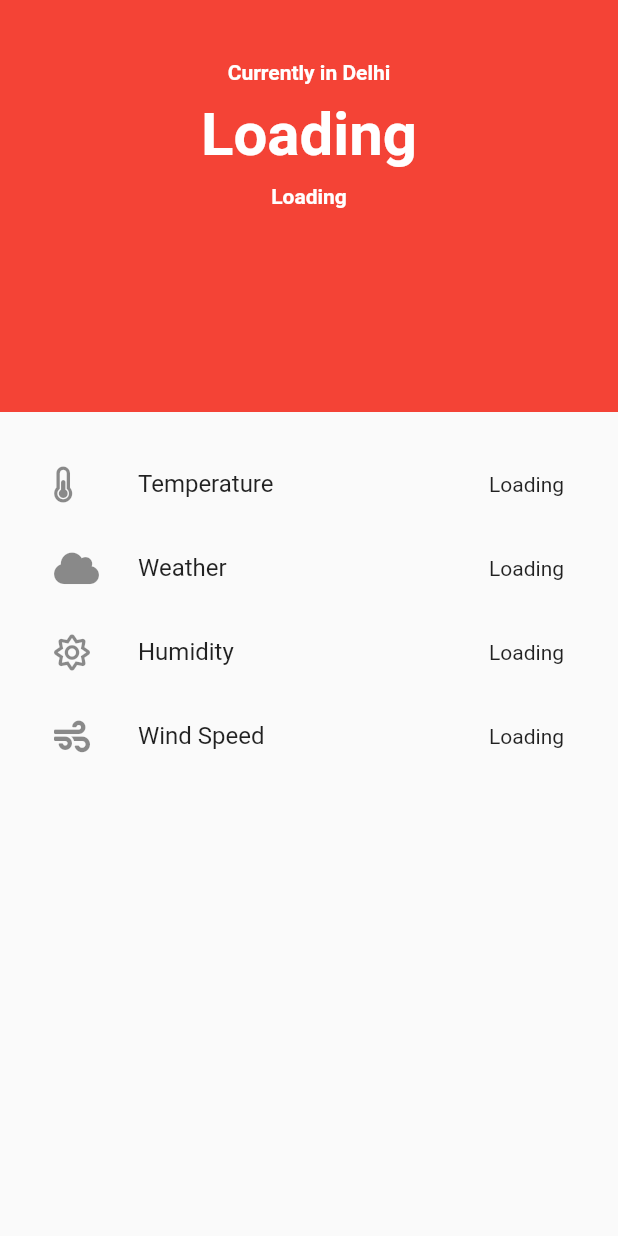
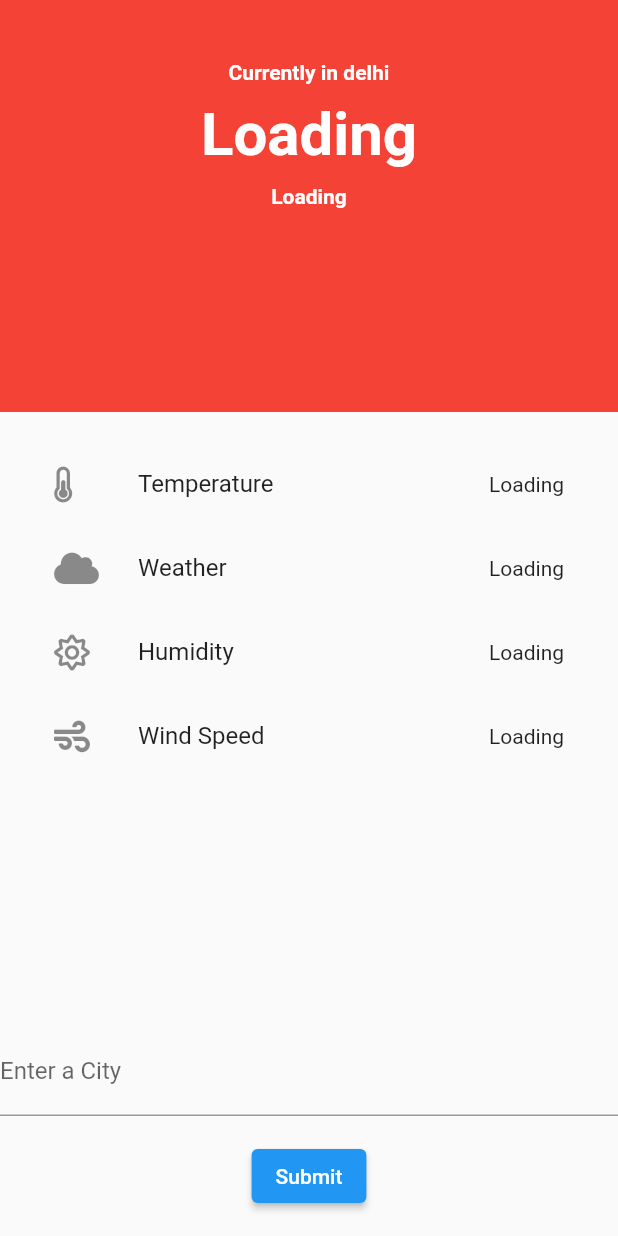
Before and after one commit to PriyanshX1902/WeatherApp, a Flutter app: the screen it shows after launch, on a phone screen of 412 x 824 dp. Run offline on Flutter 3.47's test engine with Material 2 defaults, Android fonts, the phone set to English and light mode, and no system bars; our stand-ins replace font_awesome_flutter; missing offline and left inert: dart:html; network calls fail.

Commit message:
Added Search for City Option

```diff
--- a/lib/main.dart
+++ b/lib/main.dart
@@ -23,10 +23,13 @@ class _HomeState extends State<Home> {
   var currently;
   var description;
   var wind;
+  var city = "delhi";
 
-  Future getWeather() async {
+  Future getWeather(var city) async {
     http.Response response = await http.get(Uri.parse(
-        "http://api.openweathermap.org/data/2.5/weather?q=delhi&units=metric&appid=3aa9f0e85efd351d791bea6e1622b42c"));
+        "http://api.openweathermap.org/data/2.5/weather?q=" +
+            city.toString() +
+            "&units=metric&appid=3aa9f0e85efd351d791bea6e1622b42c"));
     var results = jsonDecode(response.body);
     setState(() {
       this.temp = results['main']['temp'];
@@ -40,8 +43,10 @@ class _HomeState extends State<Home> {
   @override
   void initState() {
     super.initState();
-    this.getWeather();
+    this.getWeather(this.city);
   }
+
+  final _formKey = GlobalKey<FormState>();
 
   @override
   Widget build(BuildContext buildContext) {
@@ -56,7 +61,7 @@ class _HomeState extends State<Home> {
               children: <Widget>[
                 Padding(
                     padding: EdgeInsets.only(top: 40.0, bottom: 10.0),
-                    child: Text("Currently in Delhi",
+                    child: Text("Currently in " + city.toString(),
                         style: TextStyle(
                           color: Colors.white,
                           fontSize: 14.0,
@@ -113,7 +118,34 @@ class _HomeState extends State<Home> {
                 )
               ],
             ),
-          ))
+          )),
+          Form(
+              key: _formKey,
+              child: Column(
+                children: <Widget>[
+                  TextFormField(
+                      onChanged: (text) {
+                        this.city = text;
+                      },
+                      decoration: InputDecoration(
+                          border: UnderlineInputBorder(),
+                          labelText: "Enter a City"),
+                      validator: (value) {
+                        if (value == null || value.isEmpty) {
+                          return "Please enter a city";
+                        }
+                      }),
+                  Padding(
+                    padding: const EdgeInsets.symmetric(vertical: 16.0),
+                    child: ElevatedButton(
+                      onPressed: () {
+                        getWeather(city);
+                      },
+                      child: Text("Submit"),
+                    ),
+                  )
+                ],
+              ))
         ],
       ),
     );
```
